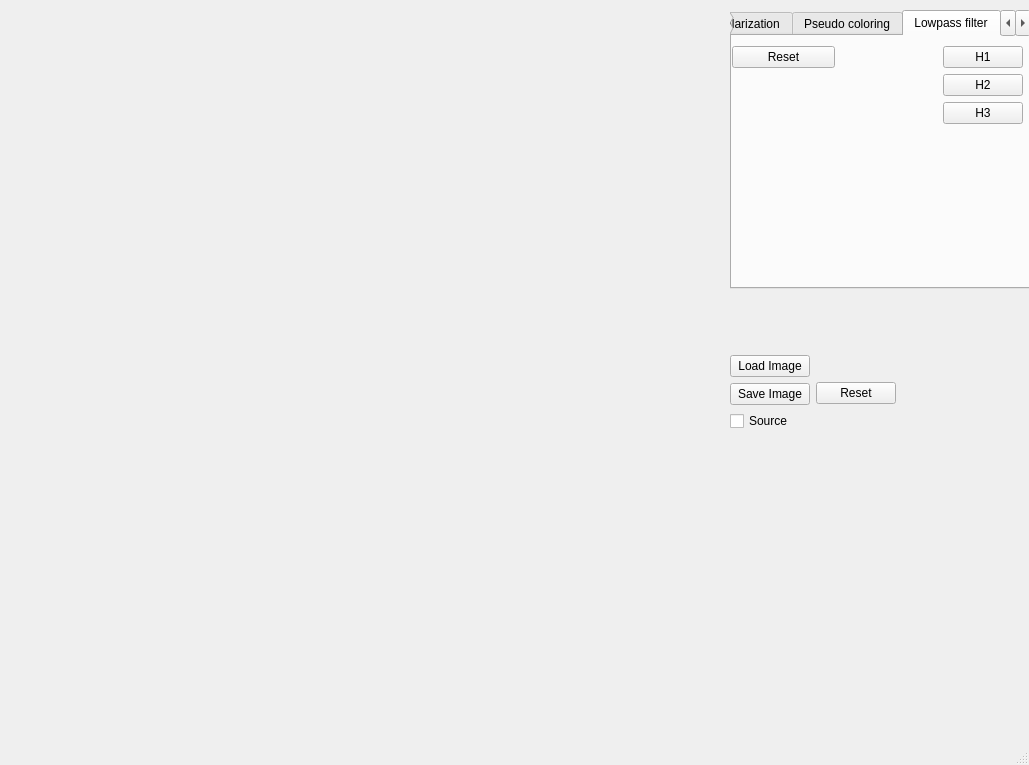
Old version of the form mainwindow.ui in the repository Throder-TVRS/ImageProcessor.
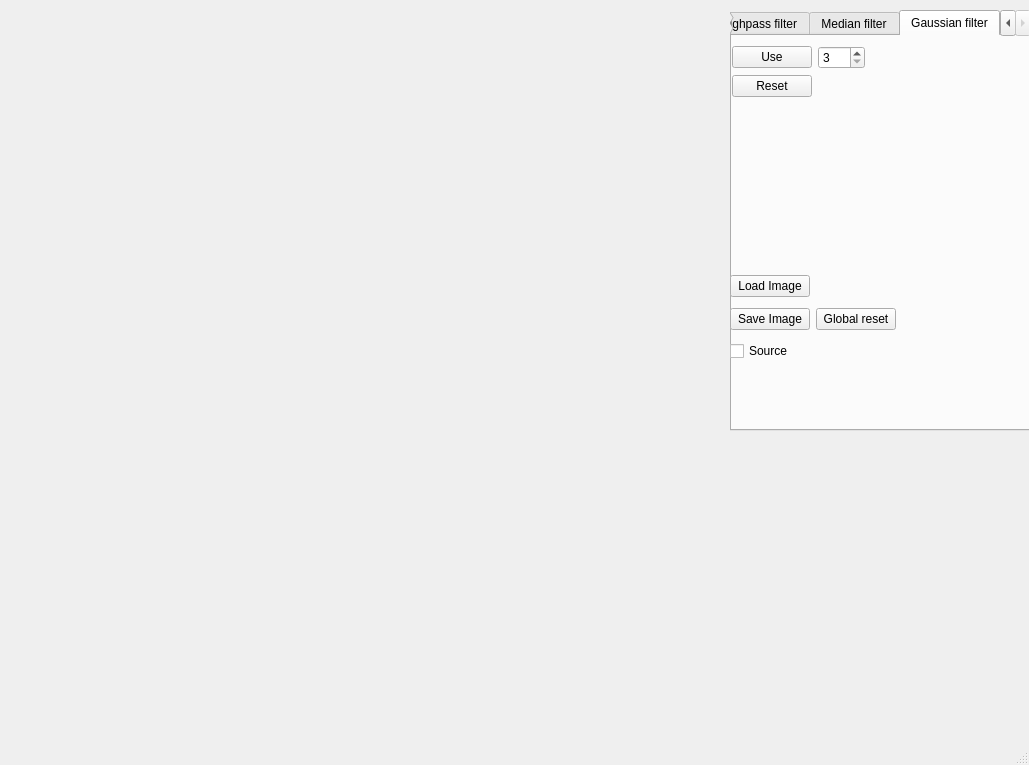
New version of the form. The open tabs and pages were chosen to show the change.

Patch:
```diff
--- a/mainwindow.ui
+++ b/mainwindow.ui
@@ -859,72 +859,77 @@
          </layout>
         </widget>
        </widget>
-      </widget>
-     </item>
-     <item>
-      <spacer name="verticalSpacer">
-       <property name="orientation">
-        <enum>Qt::Vertical</enum>
-       </property>
-       <property name="sizeType">
-        <enum>QSizePolicy::Fixed</enum>
-       </property>
-       <property name="sizeHint" stdset="0">
-        <size>
-         <width>20</width>
-         <height>60</height>
-        </size>
-       </property>
-      </spacer>
-     </item>
-     <item>
-      <layout class="QHBoxLayout" name="horizontalLayout">
-       <item>
-        <layout class="QVBoxLayout" name="verticalLayout_2">
-         <item>
-          <widget class="QPushButton" name="load_image_button">
-           <property name="text">
-            <string>Load Image</string>
-           </property>
-          </widget>
-         </item>
-         <item>
-          <widget class="QPushButton" name="save_image_button">
-           <property name="text">
-            <string>Save Image</string>
-           </property>
-          </widget>
-         </item>
-         <item>
-          <widget class="QCheckBox" name="source_flag_box">
-           <property name="text">
-            <string>Source</string>
-           </property>
-          </widget>
-         </item>
-        </layout>
-       </item>
-       <item>
-        <widget class="QPushButton" name="reset_button">
-         <property name="text">
-          <string>Reset</string>
+       <widget class="QWidget" name="gaussian_tab">
+        <attribute name="title">
+         <string>Gaussian filter</string>
+        </attribute>
+        <widget class="QWidget" name="formLayoutWidget_10">
+         <property name="geometry">
+          <rect>
+           <x>0</x>
+           <y>10</y>
+           <width>291</width>
+           <height>231</height>
+          </rect>
          </property>
+         <layout class="QFormLayout" name="formLayout_10">
+          <item row="0" column="0">
+           <widget class="QPushButton" name="gaussian_use_button">
+            <property name="text">
+             <string>Use</string>
+            </property>
+           </widget>
+          </item>
+          <item row="0" column="1">
+           <layout class="QHBoxLayout" name="horizontalLayout_7">
+            <item>
+             <widget class="QSpinBox" name="gaussian_size_box">
+              <property name="layoutDirection">
+               <enum>Qt::LeftToRight</enum>
+              </property>
+              <property name="showGroupSeparator" stdset="0">
+               <bool>false</bool>
+              </property>
+              <property name="minimum">
+               <number>3</number>
+              </property>
+              <property name="maximum">
+               <number>100</number>
+              </property>
+              <property name="singleStep">
+               <number>2</number>
+              </property>
+              <property name="value">
+               <number>3</number>
+              </property>
+             </widget>
+            </item>
+            <item>
+             <spacer name="horizontalSpacer_8">
+              <property name="orientation">
+               <enum>Qt::Horizontal</enum>
+              </property>
+              <property name="sizeHint" stdset="0">
+               <size>
+                <width>40</width>
+                <height>20</height>
+               </size>
+              </property>
+             </spacer>
+            </item>
+           </layout>
+          </item>
+          <item row="1" column="0">
+           <widget class="QPushButton" name="gaussian_reset">
+            <property name="text">
+             <string>Reset</string>
+            </property>
+           </widget>
+          </item>
+         </layout>
         </widget>
-       </item>
-       <item>
-        <spacer name="horizontalSpacer">
-         <property name="orientation">
-          <enum>Qt::Horizontal</enum>
-         </property>
-         <property name="sizeHint" stdset="0">
-          <size>
-           <width>40</width>
-           <height>20</height>
-          </size>
-         </property>
-        </spacer>
-       </item>
-      </layout>
+       </widget>
+      </widget>
      </item>
     </layout>
    </widget>
@@ -957,6 +962,63 @@
      <string/>
     </property>
    </widget>
+   <widget class="QWidget" name="">
+    <property name="geometry">
+     <rect>
+      <x>730</x>
+      <y>270</y>
+      <width>299</width>
+      <height>98</height>
+     </rect>
+    </property>
+    <layout class="QHBoxLayout" name="horizontalLayout">
+     <item>
+      <layout class="QVBoxLayout" name="verticalLayout_2">
+       <item>
+        <widget class="QPushButton" name="load_image_button">
+         <property name="text">
+          <string>Load Image</string>
+         </property>
+        </widget>
+       </item>
+       <item>
+        <widget class="QPushButton" name="save_image_button">
+         <property name="text">
+          <string>Save Image</string>
+         </property>
+        </widget>
+       </item>
+       <item>
+        <widget class="QCheckBox" name="source_flag_box">
+         <property name="text">
+          <string>Source</string>
+         </property>
+        </widget>
+       </item>
+      </layout>
+     </item>
+     <item>
+      <widget class="QPushButton" name="reset_button">
+       <property name="text">
+        <string>Global reset</string>
+       </property>
+      </widget>
+     </item>
+     <item>
+      <spacer name="horizontalSpacer">
+       <property name="orientation">
+        <enum>Qt::Horizontal</enum>
+       </property>
+       <property name="sizeHint" stdset="0">
+        <size>
+         <width>40</width>
+         <height>20</height>
+        </size>
+       </property>
+      </spacer>
+     </item>
+    </layout>
+   </widget>
   </widget>
   <widget class="QMenuBar" name="menubar">
    <property name="geometry">
```
Left out of the diff: 186 changed lines with no effect on the pictures.
